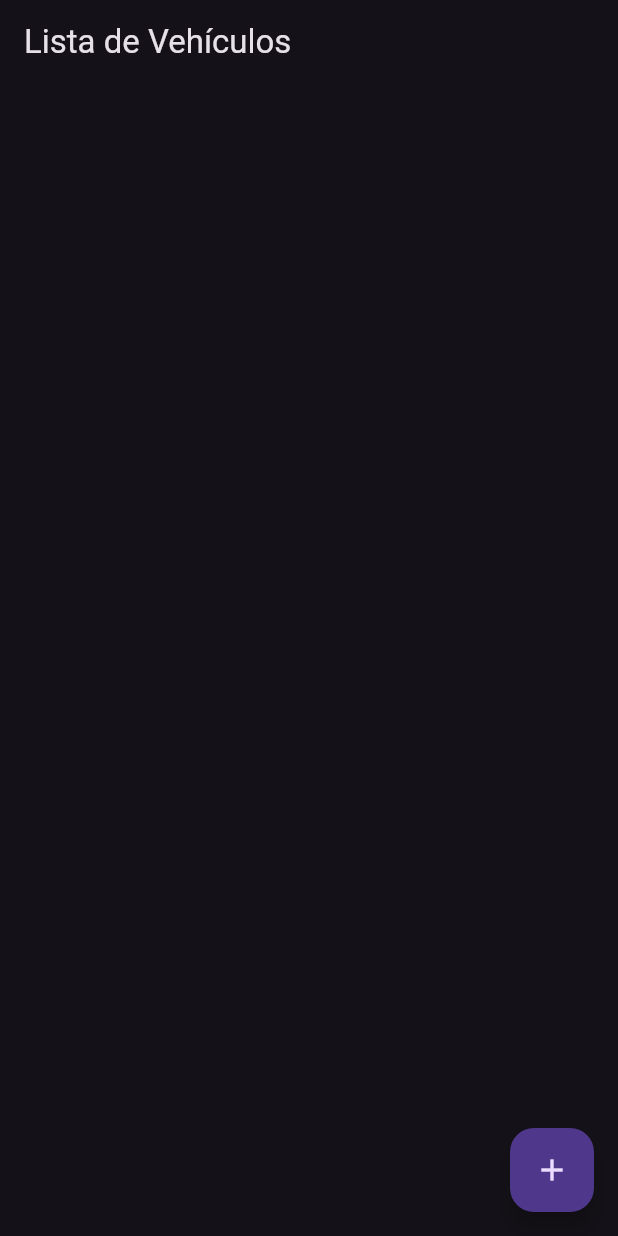
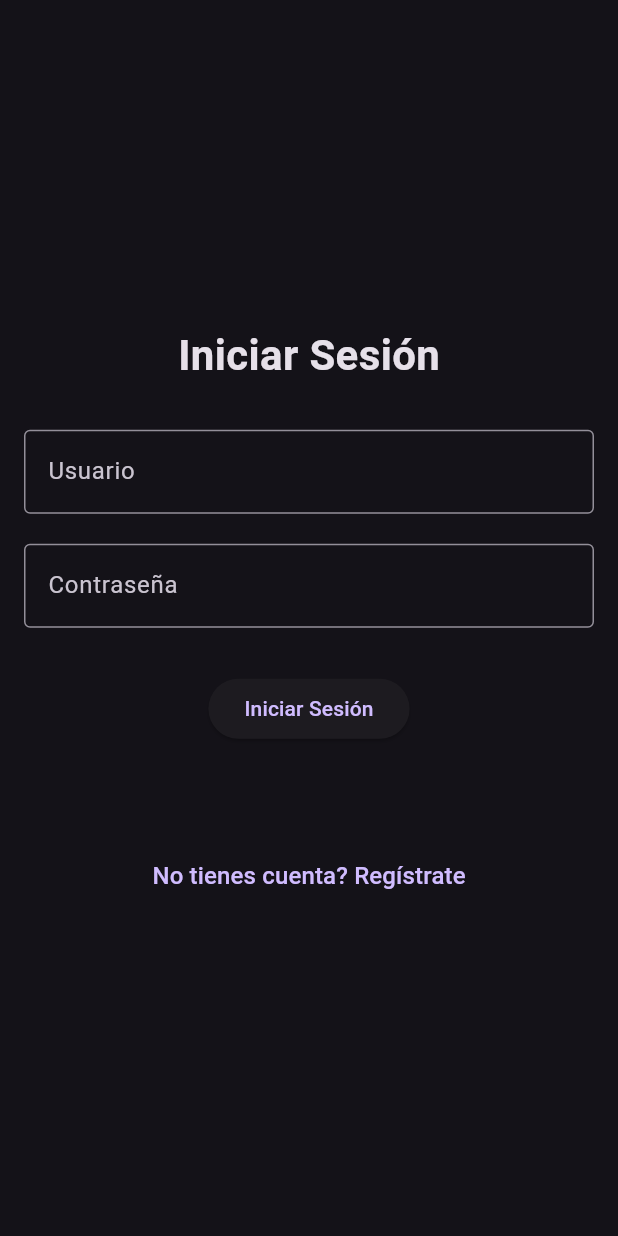
Before and after one commit to RonnyMeza03/flutter_application_electiva, a Flutter app: the screen it shows after launch, on a phone screen of 412 x 824 dp. Run offline on Flutter 3.47's test engine with Material 3 defaults, Android fonts, the light colour scheme and no system bars.

Commit message:
Login Creado #MARKUSPERSA

```diff
--- a/lib/main.dart
+++ b/lib/main.dart
@@ -1,5 +1,5 @@
 import 'package:flutter/material.dart';
-import 'package:flutter_application_electiva/screens/carros_electricos.dart';
+import 'package:flutter_application_electiva/screens/login.dart';
 
 void main(){
   runApp(MyApp());
@@ -13,7 +13,7 @@ class MyApp extends StatelessWidget {
     return MaterialApp(
       debugShowCheckedModeBanner: false,
       theme: ThemeData.dark(),
-      home: TodoListPage(),
+      home: LoginPage(),
     );
   }
 }
--- /dev/null
+++ b/lib/screens/login.dart
@@ -0,0 +1,97 @@
+import 'package:flutter/material.dart';
+import 'package:flutter_application_electiva/screens/carros_electricos.dart';
+
+class LoginPage extends StatefulWidget {
+  const LoginPage({super.key});
+
+  @override
+  _LoginPageState createState() => _LoginPageState();
+}
+
+class _LoginPageState extends State<LoginPage> {
+  final TextEditingController _usernameController = TextEditingController();
+  final TextEditingController _passwordController = TextEditingController();
+
+  String _statusMessage = "";
+
+  void _validate() async {
+    setState(() {
+      _statusMessage = _usernameController.value.text == "admin" && _passwordController.value.text == "admin"
+        ? "Login exitoso"
+        : "usuario o contraseña incorrecta";
+    });
+    if (_statusMessage == "Login exitoso") {
+      await Future.delayed(const Duration(seconds: 1));
+      _login();
+    }
+  }
+
+  void _login() {
+    Navigator.push(
+      context,
+      MaterialPageRoute(
+        builder: (context) => TodoListPage()
+      ),
+    );
+  }
+
+  @override
+  Widget build(BuildContext context) {
+    return Scaffold(
+      body: Center(
+        child: Padding(
+          padding: const EdgeInsets.all(16.0),
+          child: Column(
+            mainAxisSize: MainAxisSize.min,
+            children: [
+              const Text(
+                'Iniciar Sesión',
+                style: TextStyle(fontSize: 28, fontWeight: FontWeight.bold),
+              ),
+              const SizedBox(height: 30),
+              TextField(
+                controller: _usernameController,
+                decoration: const InputDecoration(
+                  labelText: 'Usuario',
+                  border: OutlineInputBorder(),
+                ),
+                keyboardType: TextInputType.name,
+              ),
+              const SizedBox(height: 20),
+              TextField(
+                controller: _passwordController,
+                decoration: const InputDecoration(
+                  labelText: 'Contraseña',
+                  border: OutlineInputBorder(),
+                ),
+                obscureText: true,
+              ),
+              const SizedBox(height: 30),
+              ElevatedButton(
+                onPressed: _validate,
+                child: const Text('Iniciar Sesión'),
+              ),
+              const SizedBox(height: 20),
+              Text(
+                style: TextStyle(
+                  fontSize: 16,
+                  fontWeight: FontWeight.bold,
+                  color: _statusMessage == "Login exitoso" ? Colors.green : Colors.red
+                ),
+                _statusMessage,
+              ),
+              const SizedBox(height: 20),
+              TextButton(
+                onPressed: () {},
+                child: const Text(
+                  'No tienes cuenta? Regístrate',
+                  style: TextStyle(fontSize: 16),
+                ),
+              ),
+            ],
+          ),
+        ),
+      ),
+    );
+  }
+}
--- a/lib/screens/widgets/vehicleCard.dart
+++ b/lib/widgets/vehicleCard.dart
@@ -1,5 +1,4 @@
-// Método para construir una tarjeta de vehículo
-  import 'package:flutter/material.dart';
+import 'package:flutter/material.dart';
 
 Widget buildVehicleCard() {
     return Card(
@@ -11,7 +10,6 @@ Widget buildVehicleCard() {
         child: Row(
           crossAxisAlignment: CrossAxisAlignment.start,
           children: [
-            // Contenedor para la imagen del vehículo
             Container(
               width: 50,
               height: 50,
@@ -19,7 +17,6 @@ Widget buildVehicleCard() {
               child: const Center(child: Text('IMG')),
             ),
             const SizedBox(width: 12),
-            // Información del vehículo
             Expanded(
               child: Column(
                 crossAxisAlignment: CrossAxisAlignment.start,
```
Also changed, not shown: lib/screens/carros_electricos.dart (+17 -21 lines), 1 other file.
